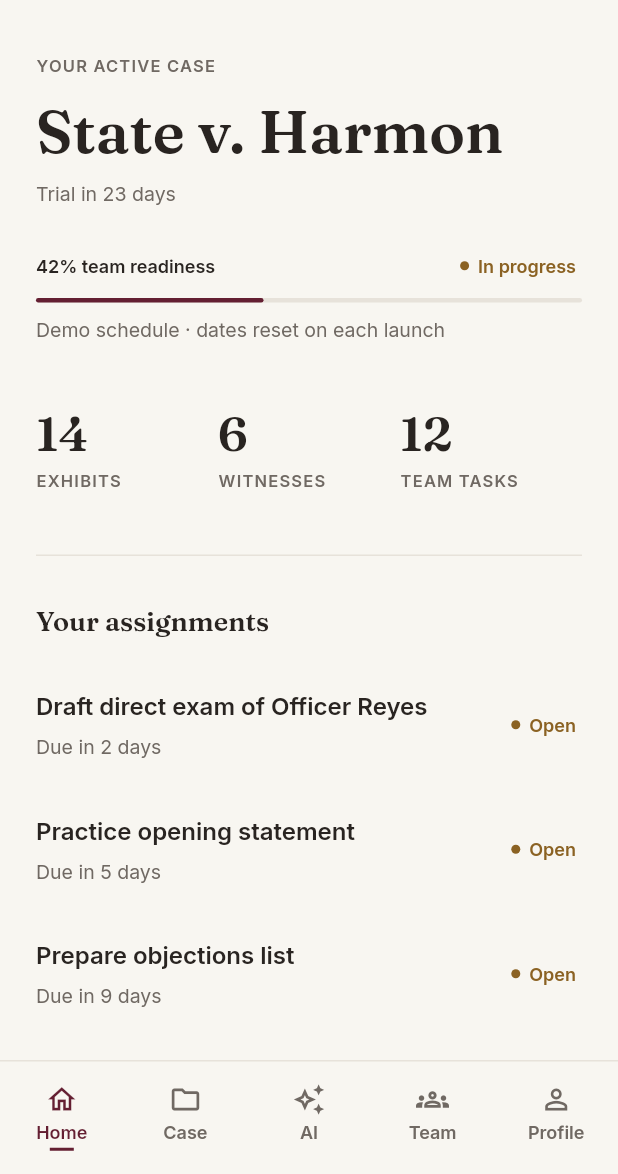
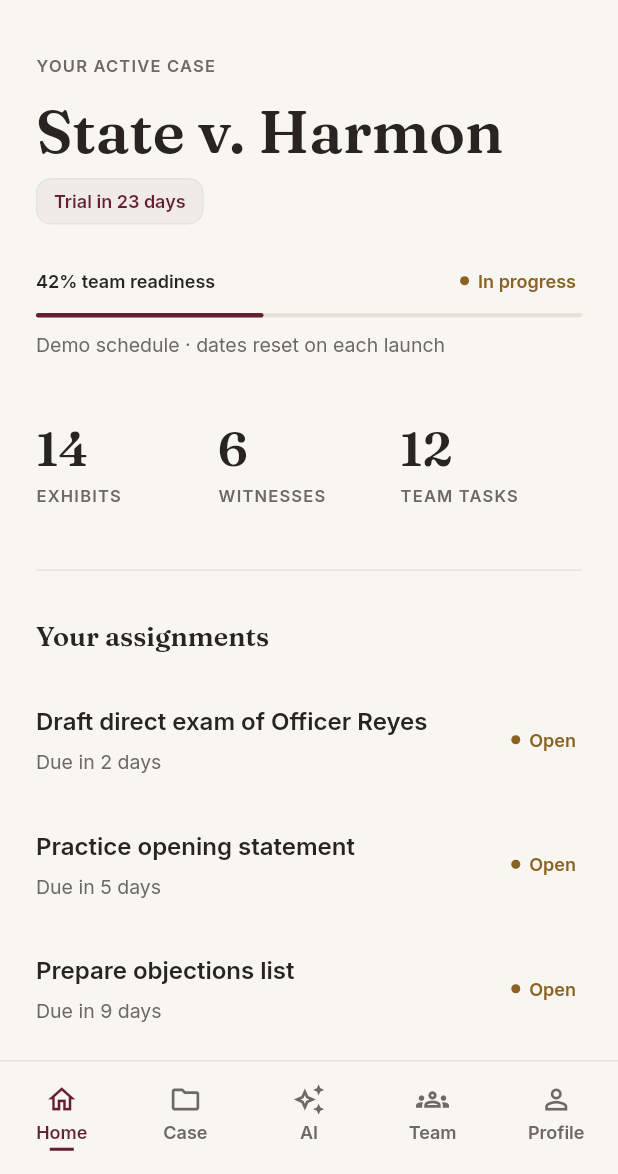
Before and after one commit to manicpixeldream/sturdy-octo-disco, a Flutter app: the screen it shows after launch, on a phone screen of 412 x 824 dp, the part 62-1236 px from its top. Run offline on Flutter 3.47's test engine with Material 3 defaults, Android fonts, the phone set to English and light mode, and no system bars; our stand-ins replace cupertino_ui, go_router, material_ui.

Commit message:
Refine shared trial countdown styling

```diff
--- /dev/null
+++ b/lib/core/widgets/trial_countdown.dart
@@ -0,0 +1,39 @@
+import 'package:material_ui/material_ui.dart';
+
+import '../dates.dart';
+import '../theme/spacing.dart';
+
+/// A compact deadline label that sits quietly within editorial headers.
+class TrialCountdown extends StatelessWidget {
+  const TrialCountdown({super.key, required this.days});
+  final int days;
+
+  @override
+  Widget build(BuildContext context) {
+    final theme = Theme.of(context);
+    final scheme = theme.colorScheme;
+    return DecoratedBox(
+      decoration: BoxDecoration(
+        color: Color.alphaBlend(
+          scheme.primary.withValues(alpha: 0.05),
+          theme.scaffoldBackgroundColor,
+        ),
+        border: Border.all(color: scheme.outlineVariant),
+        borderRadius: BorderRadius.circular(Radii.card),
+      ),
+      child: Padding(
+        padding: const EdgeInsets.symmetric(
+          horizontal: Spacing.md,
+          vertical: Spacing.xs + 2,
+        ),
+        child: Text(
+          trialCountdownLabel(days),
+          style: theme.textTheme.labelMedium?.copyWith(
+            color: scheme.primary,
+            fontWeight: FontWeight.w600,
+          ),
+        ),
+      ),
+    );
+  }
+}
--- a/lib/features/home/widgets/active_case_card.dart
+++ b/lib/features/home/widgets/active_case_card.dart
@@ -1,6 +1,6 @@
 import 'package:material_ui/material_ui.dart';
 
-import '../../../core/dates.dart';
+import '../../../core/widgets/trial_countdown.dart';
 import '../../../core/theme/spacing.dart';
 import '../../../core/widgets/progress_bar.dart';
 import '../../../core/widgets/status_pill.dart';
@@ -31,7 +31,7 @@ class ActiveCaseCard extends StatelessWidget {
           child: Text(caseFile.title, style: text.displayMedium),
         ),
         const SizedBox(height: Spacing.sm),
-        Text(trialCountdownLabel(daysUntilTrial), style: text.bodySmall),
+        TrialCountdown(days: daysUntilTrial),
         const SizedBox(height: Spacing.xl),
         ConstrainedBox(
           constraints: const BoxConstraints(maxWidth: 420),
```
Also changed, not shown: lib/features/case_file/widgets/case_header_card.dart (+6 -14 lines), lib/features/schedule/schedule_page.dart (+6 -6 lines), 1 other file.
